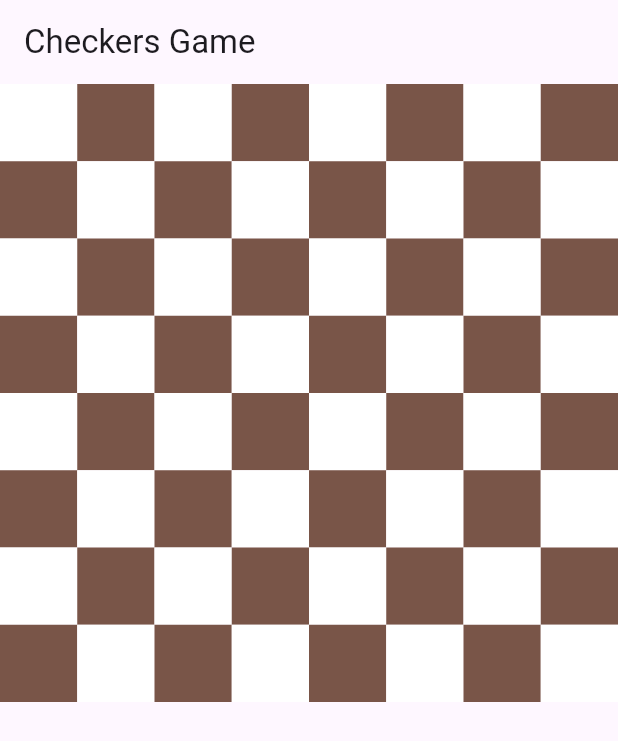
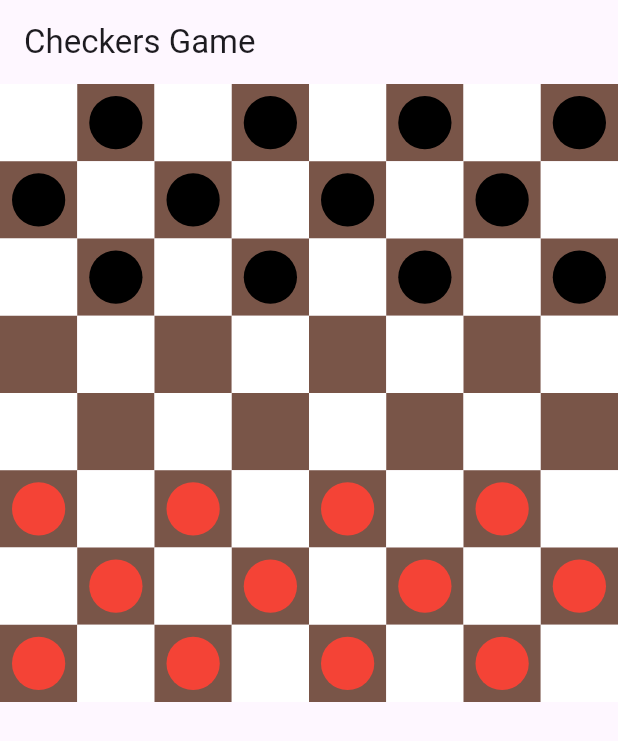
Before and after one commit to julianraj/checkers_game, a Flutter app: the screen it shows after launch, on a phone screen of 412 x 824 dp. Shown: the top 741 px of the screen. Run offline on Flutter 3.47's test engine with Material 3 defaults, Android fonts, the light colour scheme and no system bars.

Commit message:
add pieces to the board

```diff
--- a/lib/main.dart
+++ b/lib/main.dart
@@ -35,10 +35,37 @@
         final isDark = (index ~/ 8) % 2 == 0
             ? index % 2 == 1
             : index % 2 == 0;  // Alternate light and dark squares
+        Widget? piece;
+        if(isDark) {
+          if(index < 24) { // firts 3 rows
+            piece = Piece(isPlayer1: false);
+          } else if(index >= 40) { // last 3 rows
+            piece = Piece(isPlayer1: true);
+          }
+        }
+
         return Container(
           color: isDark ? Colors.brown : Colors.white,
+          child: piece != null ? Center(child: piece) : null, // Center the piece in the cell if it exists
         );
       },
     );
   }
 }
+
+class Piece extends StatelessWidget {
+  final bool isPlayer1;  // Determines if the piece belongs to player 1 or 2
+
+  Piece({super.key, required this.isPlayer1});
+
+  @override
+  Widget build(BuildContext context) {
+    return Container(
+      margin: EdgeInsets.all(8.0),  // Add spacing around the piece
+      decoration: BoxDecoration(
+        shape: BoxShape.circle,
+        color: isPlayer1 ? Colors.red : Colors.black,  // Red for player 1, black for player 2
+      ),
+    );
+  }
+}
```
